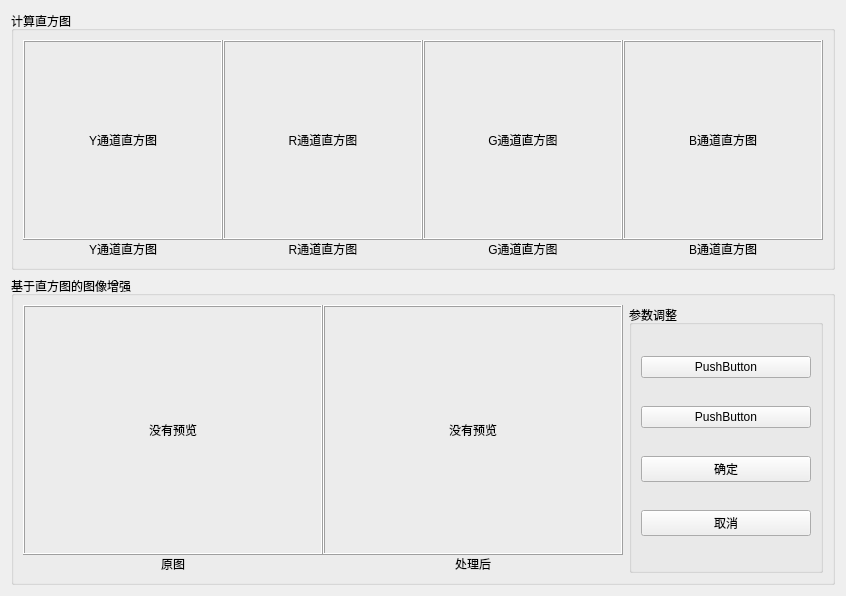
Qt form src/ui/ui_subwidget_histogram.ui (inferno0303/Medical-Image-Enhancement-Software) before a commit.
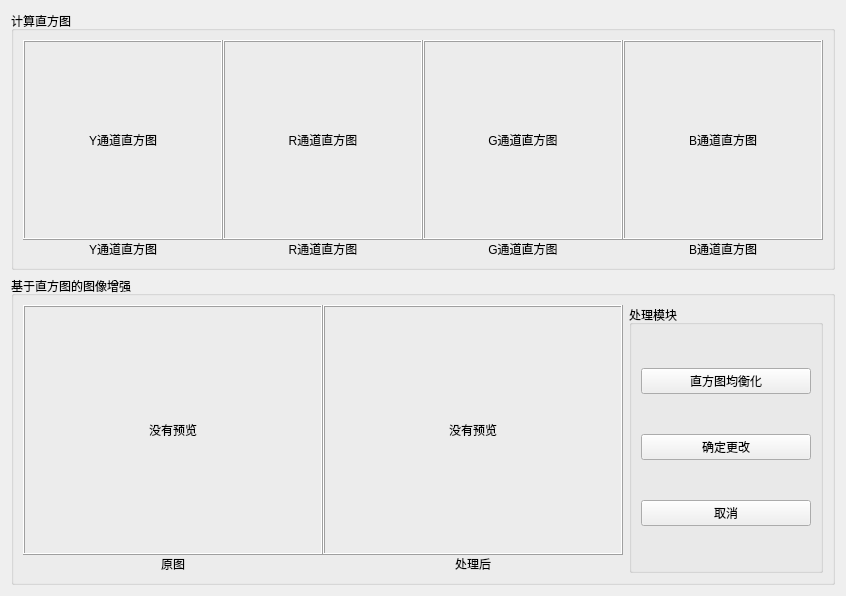
The same form after that commit.

```diff
--- a/src/ui/ui_subwidget_histogram.ui
+++ b/src/ui/ui_subwidget_histogram.ui
@@ -209,7 +209,7 @@
      <property name="title">
       <string>基于直方图的图像增强</string>
      </property>
-     <layout class="QHBoxLayout" name="horizontalLayout_4">
+     <layout class="QHBoxLayout" name="horizontalLayout_4" stretch="3,1">
       <item>
        <layout class="QVBoxLayout" name="verticalLayout_3" stretch="1,0">
         <property name="spacing">
@@ -295,32 +295,25 @@
       <item>
        <widget class="QGroupBox" name="groupBox_3">
         <property name="title">
-         <string>参数调整</string>
+         <string>处理模块</string>
         </property>
         <layout class="QVBoxLayout" name="verticalLayout_4">
          <item>
           <widget class="QPushButton" name="pushButton">
            <property name="text">
-            <string>PushButton</string>
+            <string>直方图均衡化</string>
            </property>
           </widget>
          </item>
          <item>
           <widget class="QPushButton" name="pushButton_2">
            <property name="text">
-            <string>PushButton</string>
+            <string>确定更改</string>
            </property>
           </widget>
          </item>
          <item>
-          <widget class="QPushButton" name="pushButton_3">
-           <property name="text">
-            <string>确定</string>
-           </property>
-          </widget>
-         </item>
-         <item>
-          <widget class="QPushButton" name="pushButton_4">
+          <widget class="QPushButton" name="pushButton_cancel">
            <property name="text">
             <string>取消</string>
            </property>
```
Left out of the diff: 4 changed lines with no effect on the pictures.
